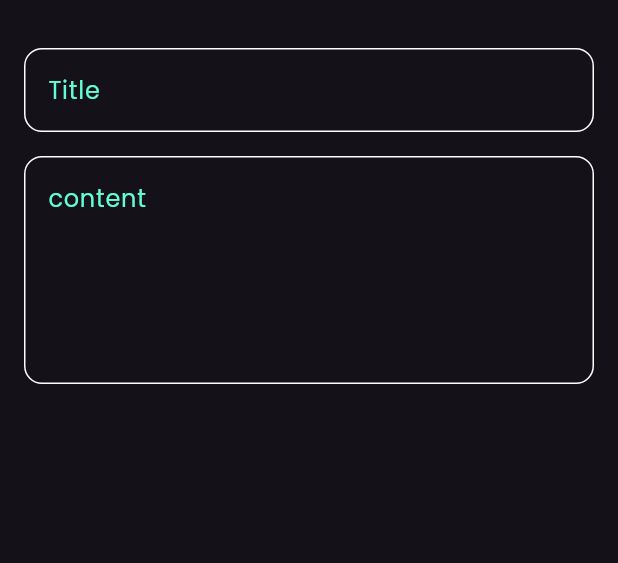
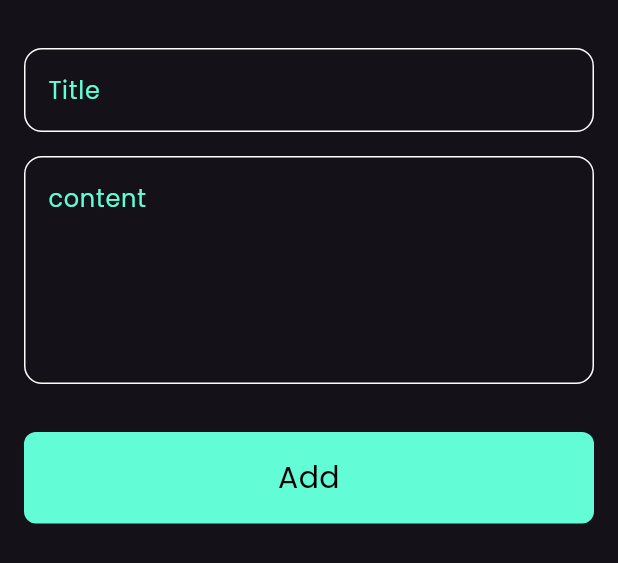
Before and after one commit to As-tra/notes_app, a Flutter app: the AddNoteBottomSheet widget shown alone on an empty page, opened directly, on a phone screen of 412 x 824 dp. Shown: the top 563 px of the screen. Run offline on Flutter 3.47's test engine with Material 3 defaults, Android fonts, the phone set to English and light mode, and no system bars; our stand-ins replace font_awesome_flutter.

Commit message:
create a custom button and finish the notes bottom sheet

```diff
--- a/lib/views/widgets/add_note_bottom_sheet.dart
+++ b/lib/views/widgets/add_note_bottom_sheet.dart
@@ -1,4 +1,5 @@
 import 'package:flutter/material.dart';
+import 'package:note_offline/views/widgets/custom_button.dart';
 import 'package:note_offline/views/widgets/custom_text_field.dart';
 
 class AddNoteBottomSheet extends StatelessWidget {
@@ -11,6 +12,7 @@ class AddNoteBottomSheet extends StatelessWidget {
         horizontal: 16,
         vertical: 32,
       ),
+      child: SingleChildScrollView(
         child: Column(
           children: [
             CustomTextField(
@@ -23,7 +25,12 @@ class AddNoteBottomSheet extends StatelessWidget {
               hintText: 'content',
               numOfLines: 5,
             ),
+            SizedBox(
+              height: 32,
+            ),
+            CustomButton(text: 'Add'),
           ],
+        ),
       ),
     );
   }
--- /dev/null
+++ b/lib/views/widgets/custom_button.dart
@@ -0,0 +1,28 @@
+import 'package:flutter/material.dart';
+import 'package:note_offline/constants.dart';
+
+class CustomButton extends StatelessWidget {
+  final String text;
+  const CustomButton({super.key, required this.text});
+
+  @override
+  Widget build(BuildContext context) {
+    return Container(
+      width: MediaQuery.of(context).size.width,
+      padding: const EdgeInsets.symmetric(vertical: 16),
+      decoration: BoxDecoration(
+        borderRadius: BorderRadius.circular(8),
+        color: kPrimaryColor,
+      ),
+      child: Text(
+        text,
+        textAlign: TextAlign.center,
+        style: const TextStyle(
+          color: Colors.black,
+          fontWeight: FontWeight.w500,
+          fontSize: 20,
+        ),
+      ),
+    );
+  }
+}
```
Lines whose indentation alone changed are shown as unchanged.
